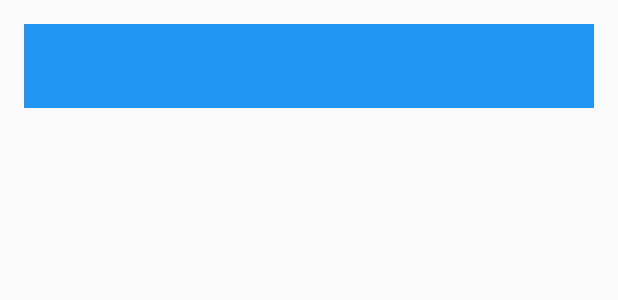
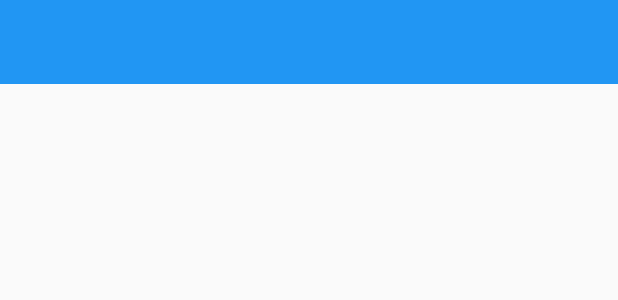
Before and after one commit to bharatwaaj/Qronos1, an Android app: the layout activity_main.xml on its own in the app's theme, with its tools: preview values and no code run, on a phone screen of 412 x 824 dp. Shown: the top 300 px of the screen. Run offline under Robolectric (Android 15) with nearby library versions, the light colour scheme and no system bars.

Commit message:
App Bar Fix

```diff
--- a/app/src/main/res/layout/activity_main.xml
+++ b/app/src/main/res/layout/activity_main.xml
@@ -1,15 +1,11 @@
 <RelativeLayout xmlns:android="http://schemas.android.com/apk/res/android"
-    xmlns:tools="http://schemas.android.com/tools" android:layout_width="match_parent"
-    android:layout_height="match_parent" android:paddingLeft="@dimen/activity_horizontal_margin"
-    android:paddingRight="@dimen/activity_horizontal_margin"
-    android:paddingTop="@dimen/activity_vertical_margin"
-    android:paddingBottom="@dimen/activity_vertical_margin" tools:context=".MainActivity">
+    xmlns:tools="http://schemas.android.com/tools"
+    android:layout_width="match_parent"
+    android:layout_height="match_parent"
+    tools:context=".MainActivity">
 
     <include
-        layout="@layout/app_bar"
         android:id="@+id/actionBar1"
         style="@style/MyCustomToolbarTheme"
-        >
-
-    </include>
+        layout="@layout/app_bar"/>
 </RelativeLayout>
--- a/app/src/main/res/values/styles.xml
+++ b/app/src/main/res/values/styles.xml
@@ -9,12 +9,9 @@
         <!-- Customize your theme here. -->
         <item name="colorPrimary">@color/primaryColor</item>
         <item name="colorPrimaryDark">@color/primaryColorDark</item>
-        <item name="android:radius">5dp</item>
     </style>
 
     <style name="MyCustomToolbarTheme" parent="ThemeOverlay.AppCompat.Light">
         <item name="android:textColorPrimary">#ffffff</item>
-        <item name="android:textSize">15dp</item>
-        <item name="android:textStyle">bold</item>
     </style>
 </resources>
```
